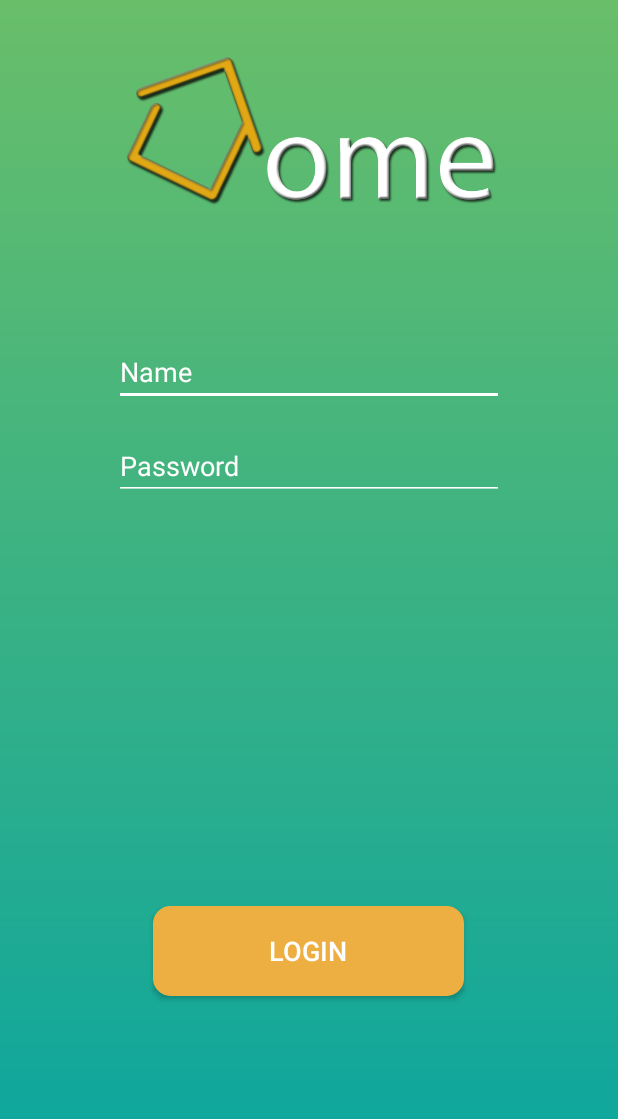
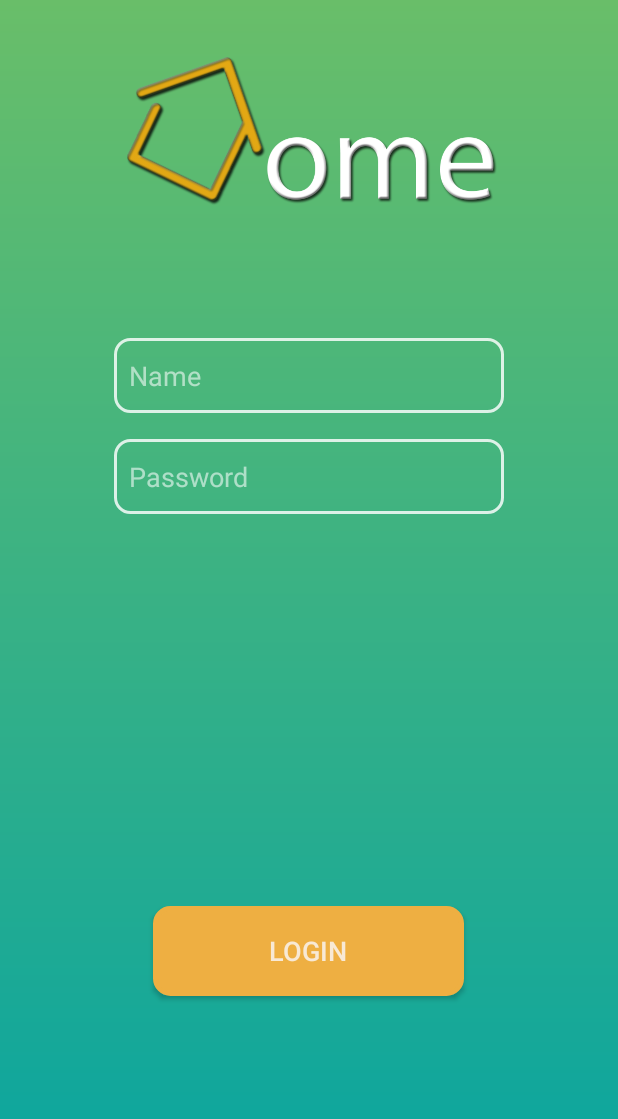
Before and after one commit to dukotron/HMS-CM-Division, an Android app: the screen it shows after launch (MainActivity), on a phone screen of 412 x 824 dp. Shown: the top 1119 px of the screen. Run offline under Robolectric (Android 15) with nearby library versions, the phone set to English and light mode, and no system bars.

Commit message:
login screen updated

```diff
--- a/TestDesign/app/src/main/res/drawable/border.xml
+++ b/TestDesign/app/src/main/res/drawable/border.xml
@@ -1,7 +1,8 @@
 <selector xmlns:android="http://schemas.android.com/apk/res/android">
     <item>
         <shape android:shape="rectangle">
-            <stroke android:color="#ffffff" android:width="2dp"/>
+            <solid android:color="#00FFFFFF"/>
+            <stroke android:color="#D0FAF6F6" android:width="2dp"/>
             <corners android:radius="10dp"/>
             <!--corners
                 android:topLeftRadius="3dp"
--- a/TestDesign/app/src/main/res/layout/activity_login.xml
+++ b/TestDesign/app/src/main/res/layout/activity_login.xml
@@ -18,7 +18,7 @@
     <EditText
         android:id="@+id/email"
         android:layout_width="260dp"
-        android:layout_height="wrap_content"
+        android:layout_height="50dp"
         android:layout_below="@+id/logo"
         android:layout_centerInParent="true"
         android:layout_marginStart="72dp"
@@ -26,13 +26,16 @@
         android:backgroundTint="#ffffff"
         android:inputType="textEmailAddress"
         android:text="Name"
-        android:textColor="#ffffff"/>
+        android:textColor="#92FFFFFF"
+        android:background="@drawable/border"
+        android:paddingStart="10dp"
+        />
 
 
     <EditText
         android:id="@+id/pwd"
         android:layout_width="260dp"
-        android:layout_height="wrap_content"
+        android:layout_height="50dp"
         android:layout_below="@+id/email"
         android:layout_centerInParent="true"
         android:layout_marginStart="72dp"
@@ -40,7 +43,9 @@
         android:backgroundTint="#ffffff"
         android:inputType="textEmailAddress"
         android:text="Password"
-        android:textColor="#ffffff"
+        android:textColor="#92FFFFFF"
+        android:paddingStart="10dp"
+        android:background="@drawable/border"
         />
 
     <Button
@@ -52,7 +57,7 @@
         android:layout_marginBottom="160dp"
         android:background="@drawable/rounded"
         android:text="Login"
-        android:textColor="#ffffff"
+        android:textColor="#D0FAF6F6"
         android:textSize="18sp"
 
         />
```
